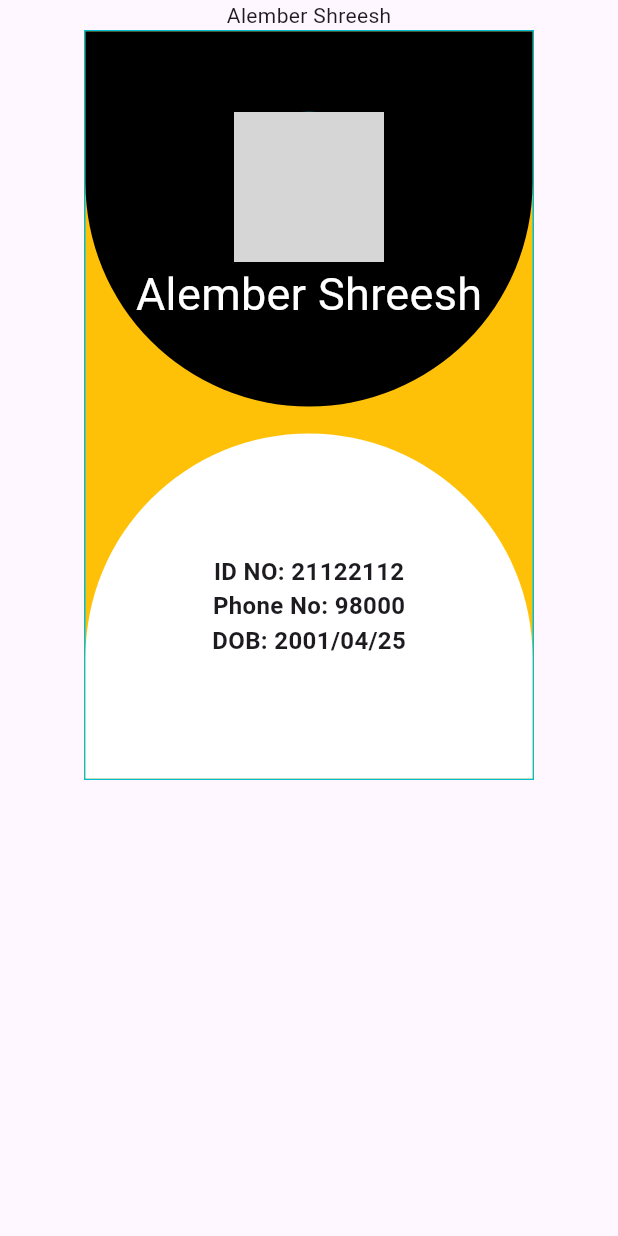
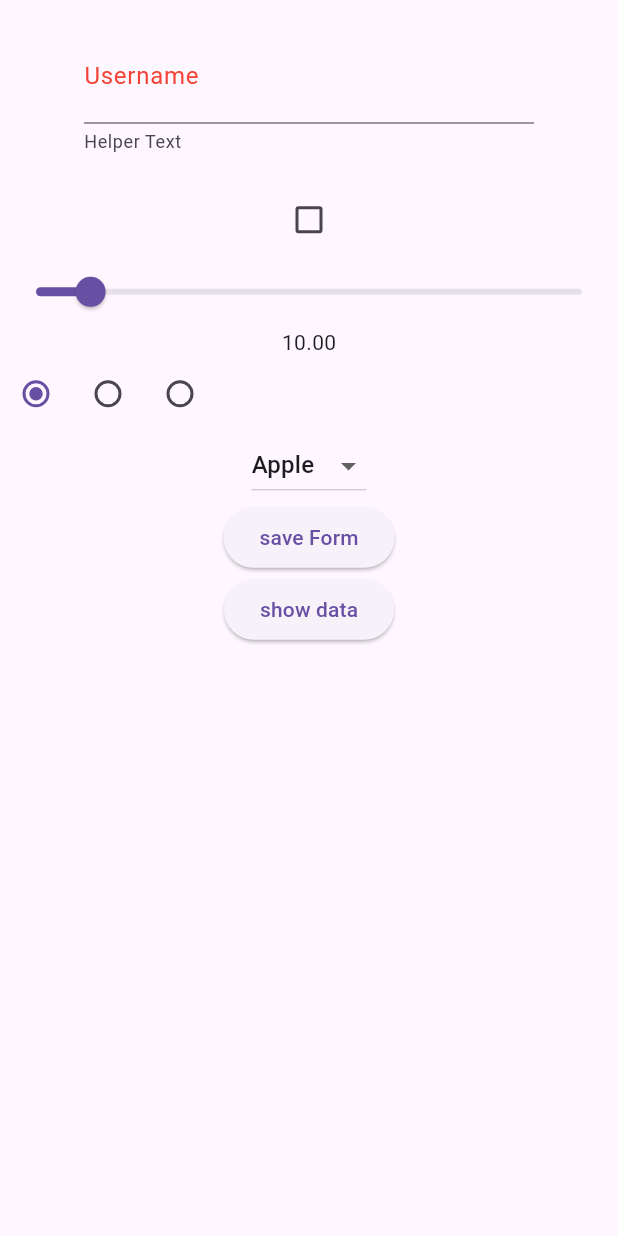
Before and after one commit to GosuCode/flutter_app, a Flutter app: the screen it shows after launch, on a phone screen of 412 x 824 dp. Run offline on Flutter 3.47's test engine with Material 3 defaults, Android fonts, the phone set to English and light mode, and no system bars; our stand-ins replace shared_preferences; grey boxes are pictures that could not be loaded.

Commit message:
input widget

```diff
--- /dev/null
+++ b/lib/input_widgets.dart
@@ -0,0 +1,140 @@
+import 'dart:developer';
+
+import 'package:flutter/material.dart';
+import 'package:shared_preferences/shared_preferences.dart';
+
+enum Gender { MALE, FEMALE, OTHERS }
+
+class InputWidget extends StatefulWidget {
+  const InputWidget({super.key});
+
+  @override
+  State<InputWidget> createState() => _InputWidgetState();
+}
+
+class _InputWidgetState extends State<InputWidget> {
+  TextEditingController userNameController = TextEditingController();
+  bool checkboxState = false;
+  double sliderValue = 10;
+  Gender selectedGender = Gender.MALE;
+  static List<String> fruits = ["Apple", "Orange", "Alu"];
+  String selectedFruits = fruits.first;
+
+  late SharedPreferences sharedPreferences;
+  getInstance() async {
+    SharedPreferences sharedPreferences = await SharedPreferences.getInstance();
+  }
+
+  @override
+  void initState() {
+    getInstance();
+    super.initState();
+  }
+
+  @override
+  Widget build(BuildContext context) {
+    userNameController.value;
+    return Scaffold(
+      body: Column(
+        children: [
+          Padding(
+            padding: const EdgeInsets.symmetric(vertical: 20, horizontal: 20),
+            child: Container(
+              width: 300,
+              child: TextFormField(
+                controller: userNameController,
+                keyboardType: TextInputType.phone,
+                obscureText: true,
+                // obscuringCharacter: "#",
+                decoration: InputDecoration(
+                    labelText: "Username",
+                    labelStyle: TextStyle(color: Colors.red),
+                    hintText: "Enter your name",
+                    helperText: "Helper Text",
+                    suffix: Icon(Icons.person),
+                    prefix: Icon(Icons.help)),
+              ),
+            ),
+          ),
+          Checkbox(
+              value: checkboxState,
+              onChanged: (value) {
+                setState(() {
+                  checkboxState = !checkboxState;
+                });
+              }),
+          Slider(
+              min: 0,
+              max: 100,
+              value: sliderValue,
+              label: "Slider",
+              onChanged: (value) {
+                setState(() {
+                  sliderValue = value;
+                });
+              }),
+          Text(sliderValue.toStringAsFixed(2)),
+          Row(
+            children: [
+              Radio(
+                  value: Gender.MALE,
+                  groupValue: selectedGender,
+                  onChanged: (value) {
+                    setState(() {
+                      selectedGender = value!;
+                    });
+                  }),
+              Radio(
+                  value: Gender.FEMALE,
+                  groupValue: selectedGender,
+                  onChanged: (value) {
+                    setState(() {
+                      selectedGender = value!;
+                    });
+                  }),
+              Radio(
+                  value: Gender.OTHERS,
+                  groupValue: selectedGender,
+                  onChanged: (value) {
+                    selectedGender = value!;
+                  }),
+            ],
+          ),
+          DropdownButton(
+              menuMaxHeight: 40,
+              value: selectedFruits,
+              items: fruits
+                  .map((e) => DropdownMenuItem(
+                        child: Text(e),
+                        value: e,
+                      ))
+                  .toList(),
+              onChanged: (value) {
+                setState(() {
+                  selectedFruits = value ?? "nothing";
+                });
+              }),
+          ElevatedButton(
+              onLongPress: () async {
+                await sharedPreferences.setString(
+                    "userName", userNameController.text);
+              },
+              onPressed: () {
+                log(userNameController.value.toString());
+                log(userNameController.text);
+                log(checkboxState.toString());
+                log(sliderValue.toString());
+                log(selectedGender.name.toString());
+                log(selectedFruits.toString());
+              },
+              child: Text("save Form")),
+          ElevatedButton(
+              onPressed: () async {
+                print(sharedPreferences.getString("userName"));
+              },
+              child: Text("show data")),
+        ],
+      ),
+    );
+  }
+}
--- a/lib/main.dart
+++ b/lib/main.dart
@@ -1,6 +1,4 @@
-import 'package:app/home_page.dart';
-import 'package:app/id_card.dart';
-import 'package:app/row_column.dart';
+import 'package:app/input_widgets.dart';
 import 'package:flutter/material.dart';
 
 void main() {
@@ -19,7 +17,7 @@ class MyApp extends StatelessWidget {
       theme: ThemeData(
         primarySwatch: Colors.amber,
       ),
-      home: ID_Card(),
+      home: InputWidget(),
     );
   }
 }
--- a/pubspec.yaml
+++ b/pubspec.yaml
@@ -35,6 +35,7 @@ dependencies:
   # The following adds the Cupertino Icons font to your application.
   # Use with the CupertinoIcons class for iOS style icons.
   cupertino_icons: ^1.0.2
+  shared_preferences: ^2.2.2
 
 dev_dependencies:
   flutter_test:
```
Also changed, not shown: pubspec.lock, 3 other files.
